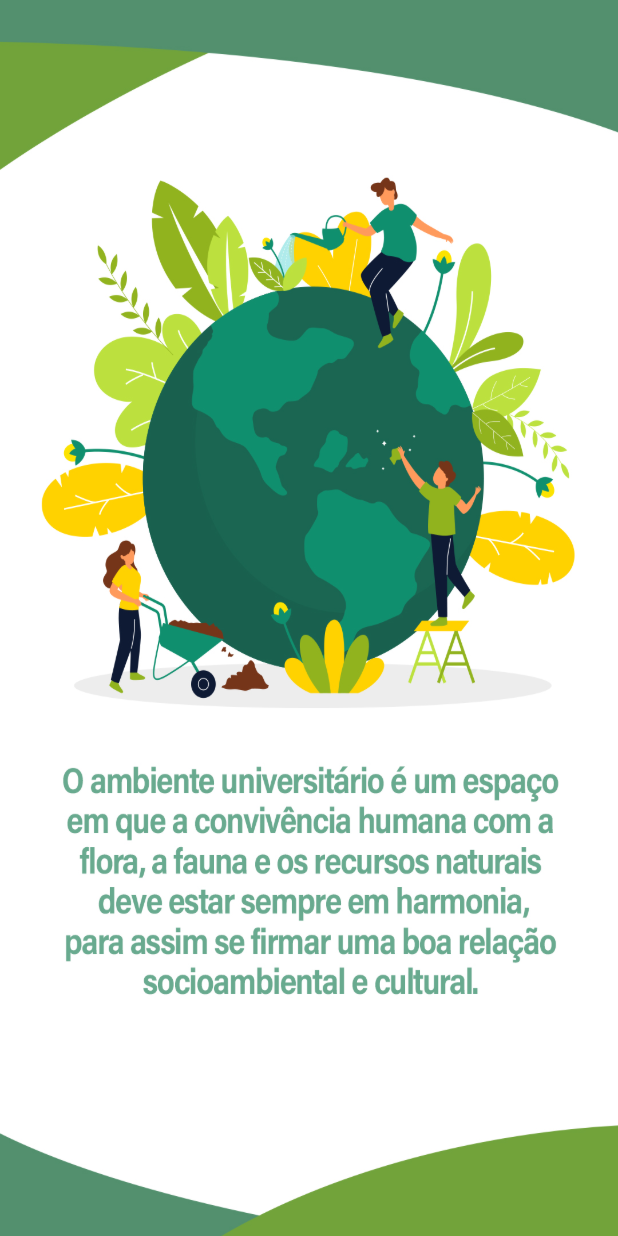
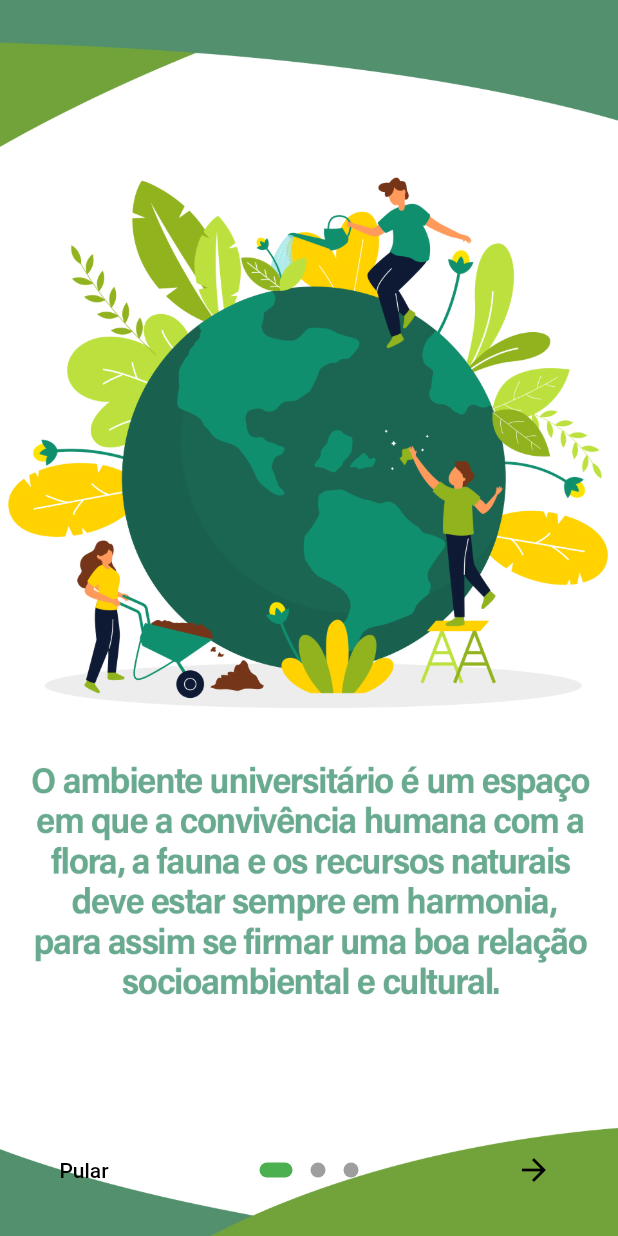
Before and after one commit to JeffLima16/pega_ufc, a Flutter app: the screen it shows after launch, after a tap on "Entrar", on a phone screen of 412 x 824 dp. Run offline on Flutter 3.47's test engine with Material 2 defaults, Android fonts, the phone set to English and light mode, and no system bars; drawn by our look-alikes of introduction_screen; our stand-ins replace carousel_slider, titled_navigation_bar; missing offline and left inert: flutter_barcode_scanner; network calls fail.

Commit message:
foram feitas alterações na onboarding screen e no pubspec_file

```diff
--- a/lib/Widgets/scan_button.dart
+++ b/lib/Widgets/scan_button.dart
@@ -9,7 +9,7 @@ class ScanButton extends StatefulWidget {
 }
 
 class _ScanButtonState extends State<ScanButton> {
-  String _scanBarcode = "";
+  String _scanBarcode;
 
   @override
   void initState() {
@@ -58,6 +58,6 @@ _launchURL(String barcodeScanRes) async {
   if (await canLaunch(barcodeScanRes)) {
     await launch(barcodeScanRes);
   } else {
-    throw 'Could not launch $barcodeScanRes';
+    throw 'Could not launch';
   }
 }
--- a/lib/main.dart
+++ b/lib/main.dart
@@ -1,7 +1,7 @@
+import 'package:ambiental_app/pages/onboarding.dart';
 import 'package:flutter/material.dart';
 import 'package:ambiental_app/mainPage.dart';
 import 'package:ambiental_app/pages/controlePage.dart';
-import 'package:ambiental_app/pages/introPage.dart';
 import 'package:ambiental_app/pages/Screens/perfil.dart';
 
 void main() {
@@ -16,7 +16,8 @@ class MyApp extends StatelessWidget {
         initialRoute: 'mainPage',
         routes: {
           'mainPage': (context) => MainPage(),
-          'introPage': (context) => IntroPage(),
+          "onBoarding": (context) => OnBoardingPage(),
+          //'introPage': (context) => IntroPage(),
           'controlePage': (context) => ControlePage(),
           'perfil': (context) => Perfil(),
         });
--- a/lib/mainPage.dart
+++ b/lib/mainPage.dart
@@ -19,7 +19,7 @@ class MainPage extends StatelessWidget {
               ),
               ElevatedButton(
                 onPressed: () {
-                  Navigator.pushNamed(context, 'introPage');
+                  Navigator.pushNamed(context, 'onBoarding');
                 },
                 style: ElevatedButton.styleFrom(
                   primary: Colors.green[400],
--- a/lib/models/scan_model.dart
+++ b/lib/models/scan_model.dart
@@ -3,7 +3,6 @@
 //     final scanModel = scanModelFromJson(jsonString);
 
 import 'dart:convert';
-import 'package:meta/meta.dart';
 
 ScanModel scanModelFromJson(String str) => ScanModel.fromJson(json.decode(str));
 
@@ -13,7 +12,7 @@ class ScanModel {
   ScanModel({
     this.id,
     this.tipo,
-    @required this.valor,
+    this.valor,
   }) {
     if (this.valor.contains('http')) {
       this.tipo = 'http';
--- a/lib/pages/Screens/qRCode.dart
+++ b/lib/pages/Screens/qRCode.dart
@@ -14,7 +14,6 @@ class QrCode extends StatelessWidget {
               Container(
                 height: 300,
                 width: 300,
-                child: Image.asset('assets/img/QrCode.png'),
                 //color: Colors.green,
               ),
               ScanButton(),
--- /dev/null
+++ b/lib/pages/onboarding.dart
@@ -0,0 +1,126 @@
+import 'package:flutter/foundation.dart';
+import 'package:flutter/material.dart';
+import 'package:introduction_screen/introduction_screen.dart';
+
+class OnBoardingPage extends StatefulWidget {
+  @override
+  _OnBoardingPageState createState() => _OnBoardingPageState();
+}
+
+class _OnBoardingPageState extends State<OnBoardingPage> {
+  final introKey = GlobalKey<IntroductionScreenState>();
+
+  Widget _buildFullscrenImage(String assetName) {
+    return Image.asset(
+      'assets/img/$assetName',
+      fit: BoxFit.cover,
+      height: double.infinity,
+      width: double.infinity,
+      alignment: Alignment.center,
+    );
+  }
+
+  @override
+  Widget build(BuildContext context) {
+    const pageDecoration = const PageDecoration(
+      titleTextStyle: TextStyle(fontSize: 28.0, fontWeight: FontWeight.w700),
+      descriptionPadding: EdgeInsets.fromLTRB(16.0, 0.0, 16.0, 16.0),
+      pageColor: Colors.transparent,
+      imagePadding: EdgeInsets.zero,
+    );
+
+    return IntroductionScreen(
+      key: introKey,
+      globalBackgroundColor: Colors.transparent,
+      globalHeader: Align(
+        alignment: Alignment.topRight,
+        child: SafeArea(
+          child: Padding(
+            padding: const EdgeInsets.only(top: 16, right: 16),
+          ),
+        ),
+      ),
+      /* globalFooter: SizedBox(
+        width: double.infinity,
+        height: 60,
+        child: ElevatedButton(
+          child: const Text(
+            'Vamos lá!',
+            style: TextStyle(fontSize: 16.0, fontWeight: FontWeight.bold),
+          ),
+          onPressed: () => _onIntroEnd(context),
+        ),
+      ),*/
+      pages: [
+        PageViewModel(
+          title: "",
+          body: "",
+          image: _buildFullscrenImage("onBoarding01.jpg"),
+          decoration: pageDecoration.copyWith(
+            contentMargin: const EdgeInsets.symmetric(horizontal: 16),
+            fullScreen: true,
+            bodyFlex: 1,
+            imageFlex: 1,
+          ),
+        ),
+        PageViewModel(
+          title: "",
+          body: "",
+          image: _buildFullscrenImage("onBoarding02.jpg"),
+          decoration: pageDecoration.copyWith(
+            contentMargin: const EdgeInsets.symmetric(horizontal: 16),
+            fullScreen: true,
+            bodyFlex: 1,
+            imageFlex: 1,
+          ),
+        ),
+        PageViewModel(
+          title: "",
+          body: "",
+          image: _buildFullscrenImage("onBoarding03.jpg"),
+          decoration: pageDecoration.copyWith(
+            contentMargin: const EdgeInsets.symmetric(horizontal: 16),
+            fullScreen: true,
+            bodyFlex: 1,
+            imageFlex: 1,
+          ),
+        ),
+      ],
+      onDone: () => Navigator.pushNamed(context, 'controlePage'),
+      //onSkip: () => _onIntroEnd(context), // You can override onSkip callback
+      showSkipButton: true,
+      skipFlex: 0,
+      nextFlex: 0,
+      color: Colors.black,
+      //rtl: true, // Display as right-to-left
+      skip: const Text('Pular'),
+      next: const Icon(
+        Icons.arrow_forward,
+      ),
+      done: const Text('Tudo certo!',
+          style: TextStyle(fontWeight: FontWeight.w600)),
+      curve: Curves.fastLinearToSlowEaseIn,
+      controlsMargin: const EdgeInsets.all(16),
+      controlsPadding: kIsWeb
+          ? const EdgeInsets.all(12.0)
+          : const EdgeInsets.fromLTRB(8.0, 4.0, 8.0, 4.0),
+      dotsDecorator: const DotsDecorator(
+        size: Size(10.0, 10.0),
+        color: Colors.grey,
+        activeSize: Size(22.0, 10.0),
+        activeColor: Colors.green,
+        activeShape: RoundedRectangleBorder(
+          borderRadius: BorderRadius.all(
+            Radius.circular(25.0),
+          ),
+        ),
+      ),
+      dotsContainerDecorator: const ShapeDecoration(
+        color: Colors.transparent,
+        shape: RoundedRectangleBorder(
+          borderRadius: BorderRadius.all(Radius.circular(8.0)),
+        ),
+      ),
+    );
+  }
+}
```
Also changed, not shown: pubspec.yaml (+3 -72 lines), lib/providers/db_provider.dart (deleted), pubspec.lock.
